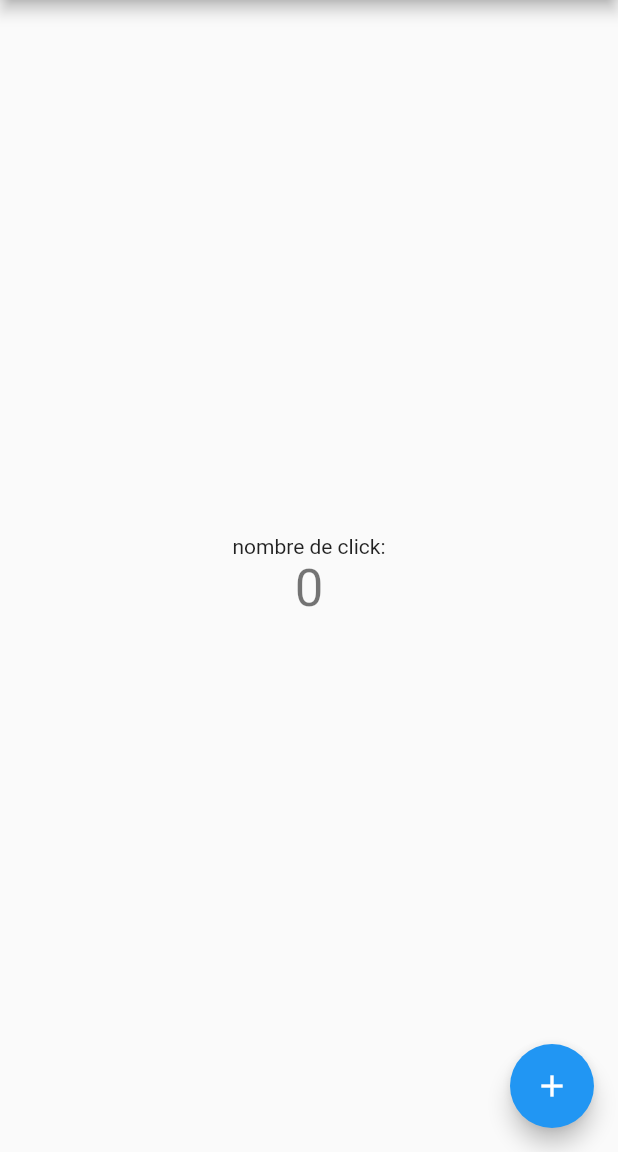
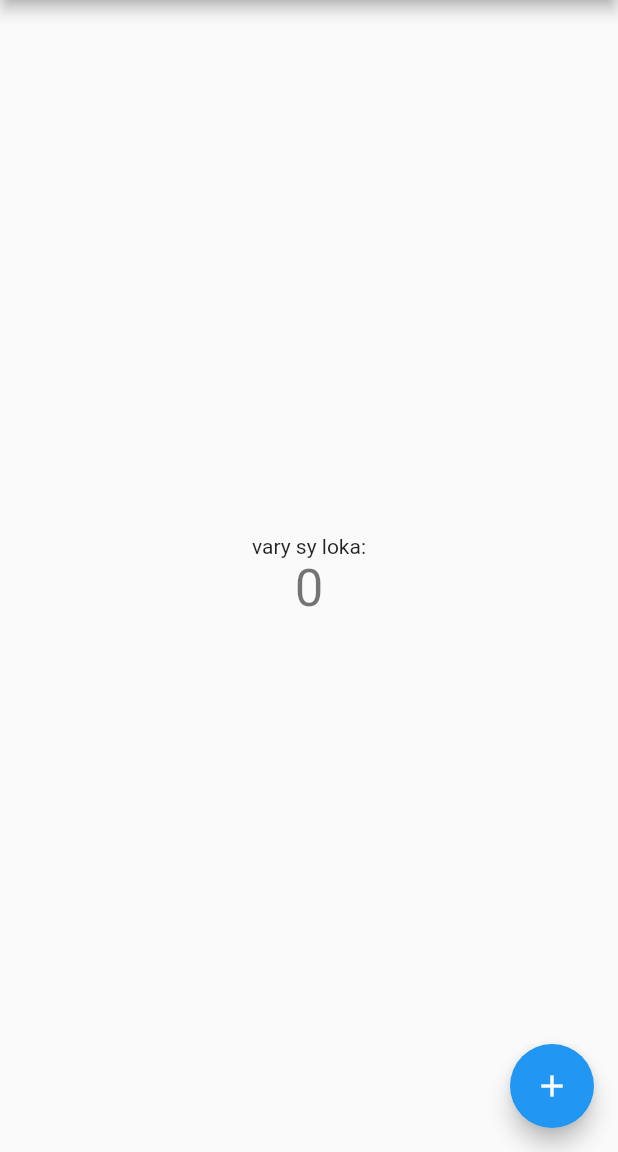
Before and after one commit to shareyourparkmobile/share_your_park, a Flutter app: the screen it shows after launch, on a phone screen of 412 x 824 dp, the part 84-1236 px from its top. Run offline on Flutter 3.47's test engine with Material 2 defaults, Android fonts, the phone set to English and light mode, and no system bars.

Commit message:
firebase stable

```diff
--- a/lib/main.dart
+++ b/lib/main.dart
@@ -46,7 +46,7 @@ class _MyHomePageState extends State<MyHomePage> {
           mainAxisAlignment: MainAxisAlignment.center,
           children: <Widget>[
             Text(
-              "nombre de click:",
+              "vary sy loka:",
             ),
             Text(
               '$_counter',
--- a/pubspec.yaml
+++ b/pubspec.yaml
@@ -32,6 +32,9 @@ dependencies:
 dev_dependencies:
   flutter_test:
     sdk: flutter
+
+  firebase_auth: ^0.18.0+1
+  cloud_firestore: ^0.14.0+2
 
 # For information on the generic Dart part of this file, see the
 # following page: https://dart.dev/tools/pub/pubspec
```
Also changed, not shown: pubspec.lock, 3 other files.
